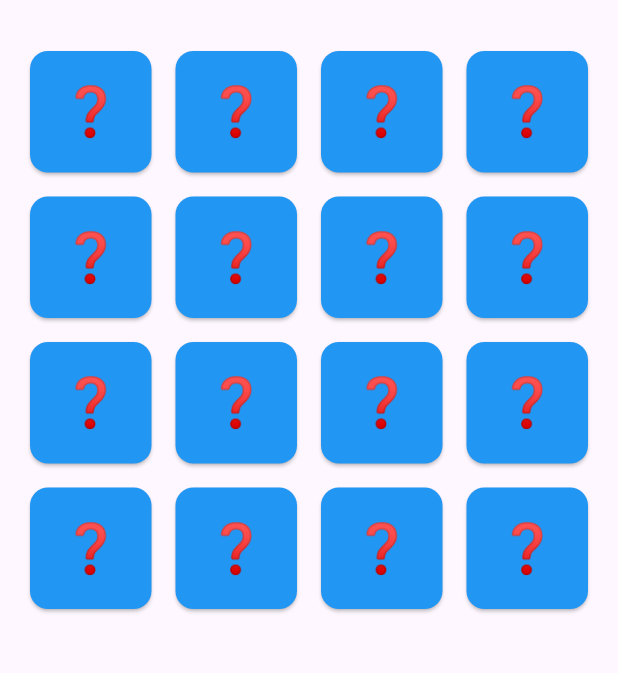
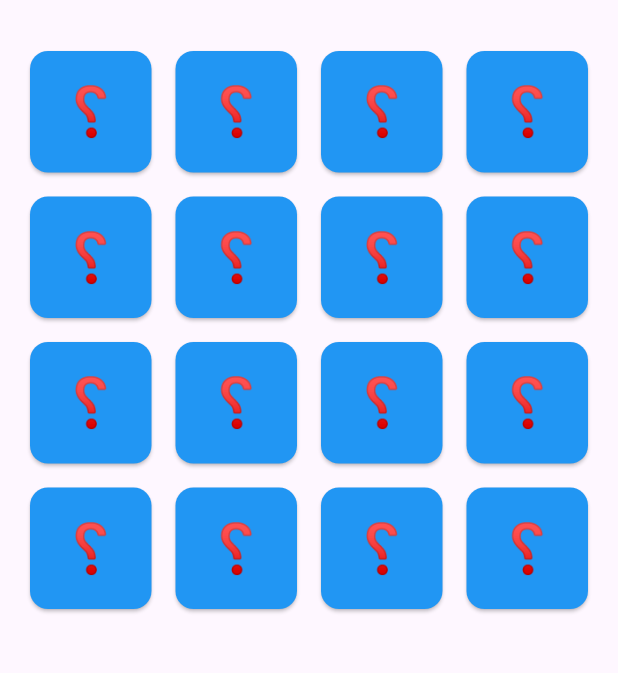
Before and after one commit to winngvyen/card-matching-game, a Flutter app: the screen it shows after launch, on a phone screen of 412 x 824 dp, the part 63-736 px from its top. Run offline on Flutter 3.47's test engine with Material 3 defaults, Android fonts, the phone set to English and light mode, and no system bars.

Commit message:
Added card flipping animation

```diff
--- a/lib/game_screen.dart
+++ b/lib/game_screen.dart
@@ -22,18 +22,32 @@ class GameScreen extends StatelessWidget {
               itemBuilder: (context, index) {
                 return GestureDetector(
                   onTap: () => gameProvider.flipCard(index),
-                  child: Card(
-                    color: gameProvider.cards[index].isFaceUp || gameProvider.cards[index].isMatched
-                        ? Colors.white
-                        : Colors.blue,
-                    child: Center(
-                      child: Text(
-                        gameProvider.cards[index].isFaceUp || gameProvider.cards[index].isMatched
-                            ? gameProvider.cards[index].emoji
-                            : "❓",
-                        style: TextStyle(fontSize: 32),
-                      ),
-                    ),
+                  child: AnimatedSwitcher(
+                    duration: Duration(milliseconds: 500),
+                    transitionBuilder: (widget, animation) {
+                      return RotationYTransition(turns: animation, child: widget);
+                    },
+                    child: gameProvider.cards[index].isFaceUp || gameProvider.cards[index].isMatched
+                        ? Card(
+                            key: ValueKey(gameProvider.cards[index].emoji),
+                            color: Colors.white,
+                            child: Center(
+                              child: Text(
+                                gameProvider.cards[index].emoji,
+                                style: TextStyle(fontSize: 32),
+                              ),
+                            ),
+                          )
+                        : Card(
+                            key: ValueKey("back_$index"),
+                            color: Colors.blue,
+                            child: Center(
+                              child: Text(
+                                "❓",
+                                style: TextStyle(fontSize: 32, color: Colors.white),
+                              ),
+                            ),
+                          ),
                   ),
                 );
               },
@@ -44,3 +58,26 @@ class GameScreen extends StatelessWidget {
     );
   }
 }
+
+// Custom RotationYTransition to simulate a flip effect
+class RotationYTransition extends StatelessWidget {
+  final Widget child;
+  final Animation<double> turns;
+
+  RotationYTransition({required this.child, required this.turns});
+
+  @override
+  Widget build(BuildContext context) {
+    return AnimatedBuilder(
+      animation: turns,
+      child: child,
+      builder: (context, child) {
+        return Transform(
+          transform: Matrix4.rotationY(turns.value * 3.1415927), // Rotate on Y-axis
+          alignment: Alignment.center,
+          child: child,
+        );
+      },
+    );
+  }
+}
```
